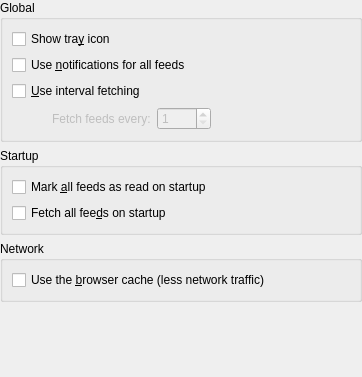
Before: the Qt Designer form configuration/ui/settings_general.ui in KDE/akregator, drawn with Qt 5.
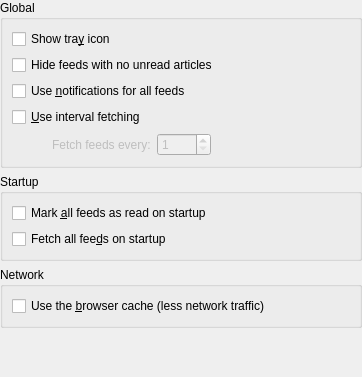
After: the same form once the commit is applied. Custom widgets are drawn as their Qt base class.

Diff of the .ui file:
```diff
--- a/configuration/ui/settings_general.ui
+++ b/configuration/ui/settings_general.ui
@@ -37,6 +37,13 @@
         </property>
        </widget>
       </item>
+      <item>
+       <widget class="QCheckBox" name="kcfg_HideReadFeeds">
+        <property name="text">
+         <string>Hide feeds with no unread articles</string>
+        </property>
+       </widget>
+      </item>
       <item>
        <widget class="QCheckBox" name="kcfg_UseNotifications">
         <property name="toolTip">
```
